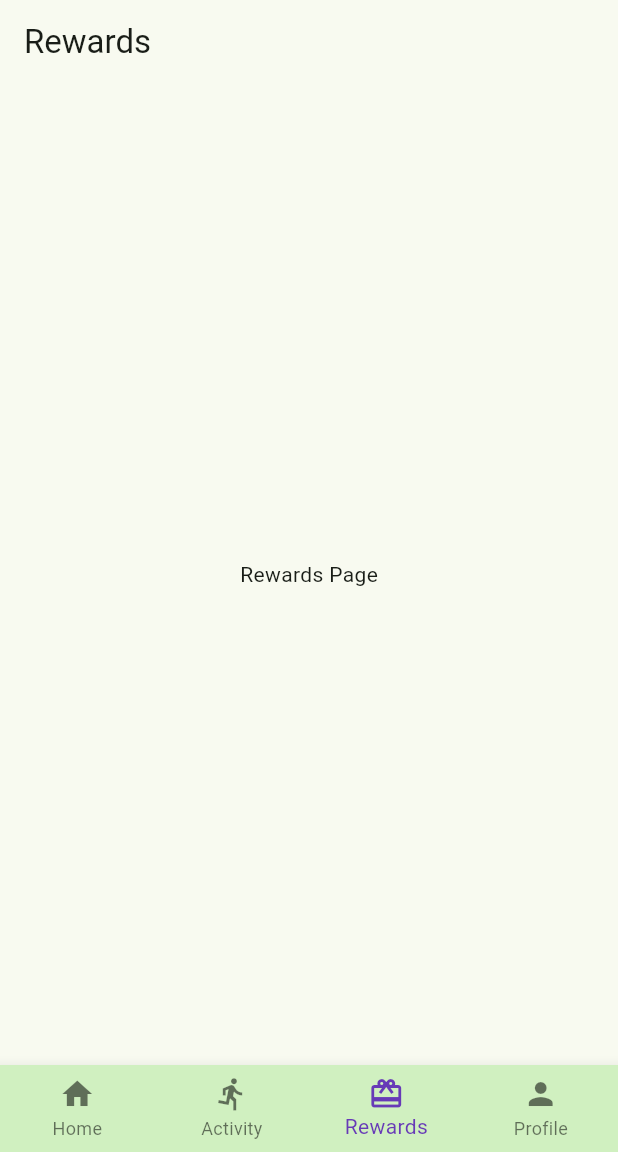
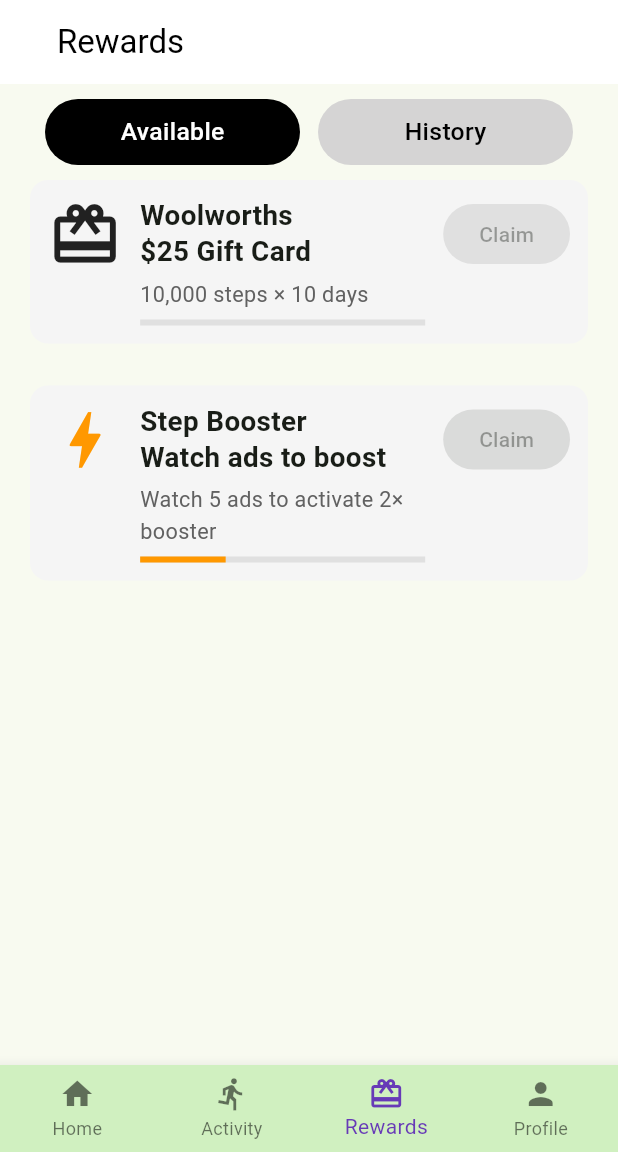
Before and after one commit to AceAsif/Steps4Perks-app, a Flutter app: the screen it shows after launch, item 3 of the bottom bar chosen, on a phone screen of 412 x 824 dp, the part 84-1236 px from its top. Run offline on Flutter 3.47's test engine with Material 3 defaults, Android fonts, the phone set to English and light mode, and no system bars; our stand-ins replace syncfusion_flutter_gauges.

Commit message:
Added the gift card and step booster code. I have put these code in the features folder. Next I need to do the History tab of reward page.

```diff
--- /dev/null
+++ b/lib/features/giftcard.dart
@@ -0,0 +1,95 @@
+import 'package:flutter/material.dart';
+
+class GiftCard extends StatefulWidget {
+  final IconData icon;
+  final String title;
+  final String subtitle;
+  final String progressText;
+  final double progressValue;
+
+  const GiftCard({
+    Key? key,
+    required this.icon,
+    required this.title,
+    required this.subtitle,
+    required this.progressText,
+    required this.progressValue,
+  }) : super(key: key);
+
+  @override
+  State<GiftCard> createState() => _GiftCardState();
+}
+
+class _GiftCardState extends State<GiftCard> {
+  late double currentProgress;
+
+  @override
+  void initState() {
+    super.initState();
+    currentProgress = widget.progressValue; // initialize with passed value
+  }
+
+  // Optional: Method to update progress (e.g., from button or event)
+  void updateProgress(double newValue) {
+    setState(() {
+      currentProgress = newValue.clamp(0.0, 1.0);
+    });
+  }
+
+  @override
+  Widget build(BuildContext context) {
+    final screenWidth = MediaQuery.of(context).size.width;
+
+    return Container(
+      margin: const EdgeInsets.only(bottom: 16),
+      padding: const EdgeInsets.all(12),
+      decoration: BoxDecoration(
+        color: Colors.grey[100],
+        borderRadius: BorderRadius.circular(12),
+      ),
+      child: Row(
+        crossAxisAlignment: CrossAxisAlignment.start,
+        children: [
+          Icon(widget.icon, size: screenWidth * 0.12),
+          const SizedBox(width: 12),
+          Expanded(
+            child: Column(
+              crossAxisAlignment: CrossAxisAlignment.start,
+              children: [
+                Text('${widget.title}\n${widget.subtitle}',
+                    style: TextStyle(
+                      fontSize: screenWidth * 0.045,
+                      fontWeight: FontWeight.bold,
+                      height: 1.3,
+                    )),
+                const SizedBox(height: 6),
+                Text(widget.progressText,
+                    style: TextStyle(
+                      fontSize: screenWidth * 0.035,
+                      color: Colors.grey[700],
+                    )),
+                const SizedBox(height: 6),
+                LinearProgressIndicator(
+                  value: currentProgress,
+                  minHeight: 4,
+                  backgroundColor: Colors.grey[300],
+                  valueColor: const AlwaysStoppedAnimation<Color>(Colors.blue),
+                ),
+              ],
+            ),
+          ),
+          const SizedBox(width: 12),
+          ElevatedButton(
+            onPressed: null, // Replace with logic if needed
+            style: ElevatedButton.styleFrom(
+              backgroundColor: Colors.grey[300],
+              foregroundColor: Colors.black38,
+              disabledBackgroundColor: Colors.grey[300],
+            ),
+            child: const Text("Claim"),
+          ),
+        ],
+      ),
+    );
+  }
+}
--- /dev/null
+++ b/lib/features/stepbooster.dart
@@ -0,0 +1,75 @@
+import 'package:flutter/material.dart';
+
+class StepBoosterCard extends StatefulWidget {
+  const StepBoosterCard({Key? key}) : super(key: key);
+
+  @override
+  _StepBoosterCardState createState() => _StepBoosterCardState();
+}
+
+class _StepBoosterCardState extends State<StepBoosterCard> {
+  double progressValue = 0.3; // This would change based on ads watched or steps
+
+  void increaseProgress(double increment) {
+    setState(() {
+      progressValue += increment;
+      if (progressValue > 1.0) progressValue = 1.0;
+    });
+  }
+
+  @override
+  Widget build(BuildContext context) {
+    final screenWidth = MediaQuery.of(context).size.width;
+
+    return Container(
+      margin: const EdgeInsets.only(bottom: 16),
+      padding: const EdgeInsets.all(12),
+      decoration: BoxDecoration(
+        color: Colors.grey[100],
+        borderRadius: BorderRadius.circular(12),
+      ),
+      child: Row(
+        crossAxisAlignment: CrossAxisAlignment.start,
+        children: [
+          Icon(Icons.bolt, size: screenWidth * 0.12, color: Colors.orange),
+          const SizedBox(width: 12),
+          Expanded(
+            child: Column(
+              crossAxisAlignment: CrossAxisAlignment.start,
+              children: [
+                Text('Step Booster\nWatch ads to boost',
+                    style: TextStyle(
+                      fontSize: screenWidth * 0.045,
+                      fontWeight: FontWeight.bold,
+                      height: 1.3,
+                    )),
+                const SizedBox(height: 6),
+                Text('Watch 5 ads to activate 2× booster',
+                    style: TextStyle(
+                      fontSize: screenWidth * 0.035,
+                      color: Colors.grey[700],
+                    )),
+                const SizedBox(height: 6),
+                LinearProgressIndicator(
+                  value: progressValue,
+                  minHeight: 4,
+                  backgroundColor: Colors.grey[300],
+                  valueColor: const AlwaysStoppedAnimation<Color>(Colors.orange),
+                ),
+              ],
+            ),
+          ),
+          const SizedBox(width: 12),
+          ElevatedButton(
+            onPressed: progressValue >= 1.0
+                ? () {
+                    // Handle booster activation
+                  }
+                : null,
+            child: const Text("Claim"),
+          ),
+        ],
+      ),
+    );
+  }
+}
--- a/lib/view/profilepage.dart
+++ b/lib/view/profilepage.dart
@@ -1,2 +1,2 @@
-// Made by Yeonju
+// Yeonju needs to complete this page by 27/06/25
 import 'package:flutter/material.dart';
--- a/lib/view/rewardspage.dart
+++ b/lib/view/rewardspage.dart
@@ -1,4 +1,7 @@
 import 'package:flutter/material.dart';
+import 'package:myapp/features/giftcard.dart'; // This calls the giftcard.dart file to use the gift card.
+import 'package:myapp/features/stepbooster.dart'; // This calls the stepbooster.dart file to use the step booster.
+
 
 class RewardsPage extends StatefulWidget {
   const RewardsPage({Key? key}) : super(key: key);
@@ -8,14 +11,83 @@ class RewardsPage extends StatefulWidget {
 }
 
 class _RewardsPageState extends State<RewardsPage> {
+  int selectedTabIndex = 0; // 0 = Available, 1 = History
+
   @override
   Widget build(BuildContext context) {
+    final screenWidth = MediaQuery.of(context).size.width;
+
     return Scaffold(
       appBar: AppBar(
-        title: const Text('Rewards'),
+        title: const Padding(
+          padding: EdgeInsets.symmetric(horizontal: 22.0),
+          child: Text('Rewards'),
+        ),
+        backgroundColor: Colors.white,
+        foregroundColor: Colors.black,
+        elevation: 0,
       ),
-      body: const Center(
-        child: Text('Rewards Page'),
+      body: Column(
+        children: [
+          Padding(
+            padding: const EdgeInsets.symmetric(horizontal: 30.0, vertical: 10.0), // more space from screen edge
+            child: Row(
+              children: [
+                _buildTabButton("Available", 0, screenWidth),
+                const SizedBox(width: 12),
+                _buildTabButton("History", 1, screenWidth),
+              ],
+            ),
+          ),
+          Expanded(
+            child: selectedTabIndex == 0
+            ? ListView(
+                padding: const EdgeInsets.symmetric(horizontal: 20),
+                children: [
+                  GiftCard(
+                    icon: Icons.card_giftcard,
+                    title: 'Woolworths',
+                    subtitle: '\$25 Gift Card',
+                    progressText: '10,000 steps × 10 days',
+                    progressValue: 0.0,
+                  ),
+                  const SizedBox(height: 12),
+                  const StepBoosterCard(), // Now included from stepbooster.dart
+                ],
+              )
+            : const Center(child: Text("History Rewards List")),
+          )
+        ],
+      ),
+    );
+  }
+
+  Widget _buildTabButton(String label, int index, double screenWidth) {
+    final isSelected = selectedTabIndex == index;
+    return Expanded(
+      child: GestureDetector(
+        onTap: () {
+          setState(() {
+            selectedTabIndex = index;
+          });
+        },
+        child: Container(
+          padding: const EdgeInsets.symmetric(vertical: 10),
+          decoration: BoxDecoration(
+            color: isSelected ? Colors.black : const Color.fromARGB(255, 213, 212, 212),
+            borderRadius: BorderRadius.circular(25),
+          ),
+          child: Center(
+            child: Text(
+              label,
+              style: TextStyle(
+                color: isSelected ? Colors.white : Colors.black,
+                fontWeight: FontWeight.w500,
+                fontSize: screenWidth * 0.04,
+              ),
+            ),
+          ),
+        ),
       ),
     );
   }
```
